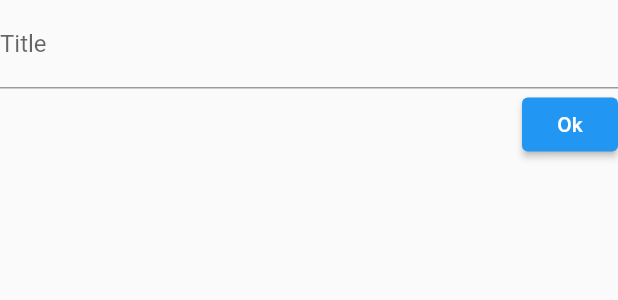
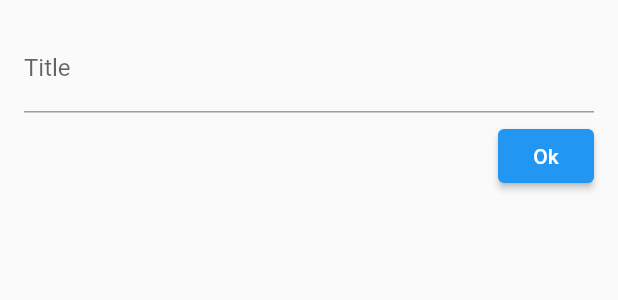
Before and after one commit to dev-raj-1729/flutter_todo_online, a Flutter app: the TodoForm widget shown alone on an empty page, opened directly, on a phone screen of 412 x 824 dp. Shown: the top 300 px of the screen. Run offline on Flutter 3.47's test engine with Material 2 defaults, Android fonts, the light colour scheme and no system bars; accounts and stored records are empty; network calls fail.

Commit message:
improved aesthetics

```diff
--- a/lib/widgets/todo_form.dart
+++ b/lib/widgets/todo_form.dart
@@ -31,7 +31,9 @@ class _TodoFormState extends State<TodoForm> {
 
   @override
   Widget build(BuildContext context) {
-    return Form(
+    return Padding(
+      padding: const EdgeInsets.all(16.0),
+      child: Form(
         key: _formKey,
         child: Column(
           children: [
@@ -49,6 +51,9 @@ class _TodoFormState extends State<TodoForm> {
                 _title = title!;
               },
             ),
+            SizedBox(
+              height: 5,
+            ),
             Container(
               alignment: Alignment.centerRight,
               child: ElevatedButton(
@@ -58,6 +63,7 @@ class _TodoFormState extends State<TodoForm> {
             ),
           ],
         ),
+      ),
     );
   }
 }
```
Lines whose indentation alone changed are shown as unchanged.
